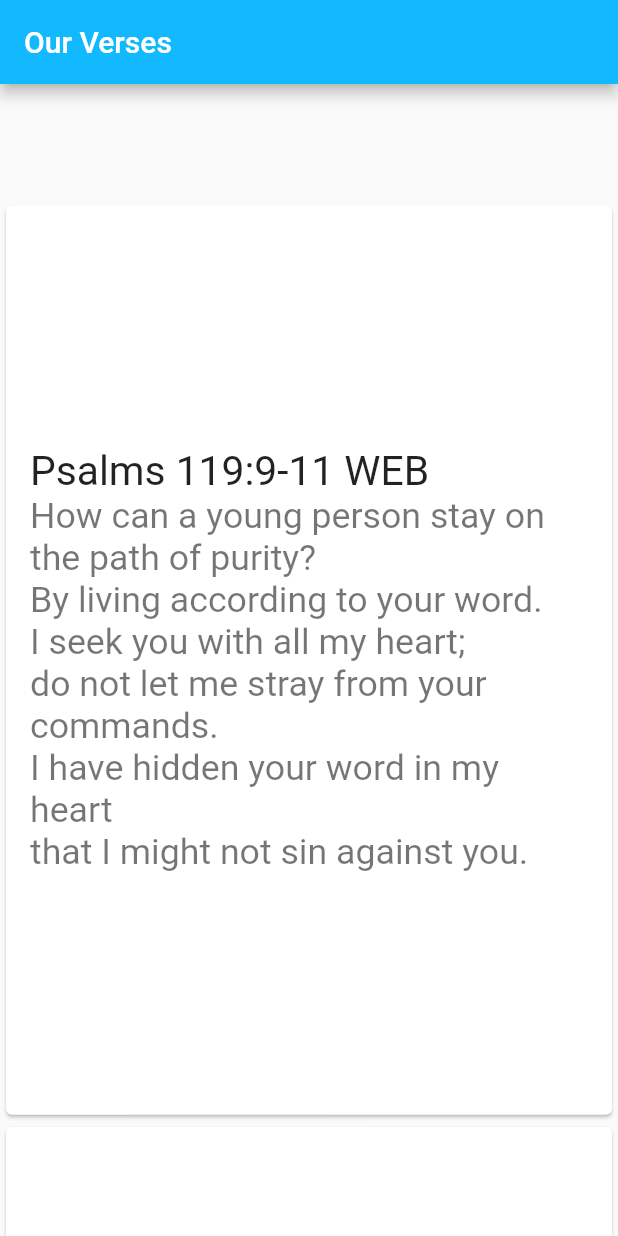
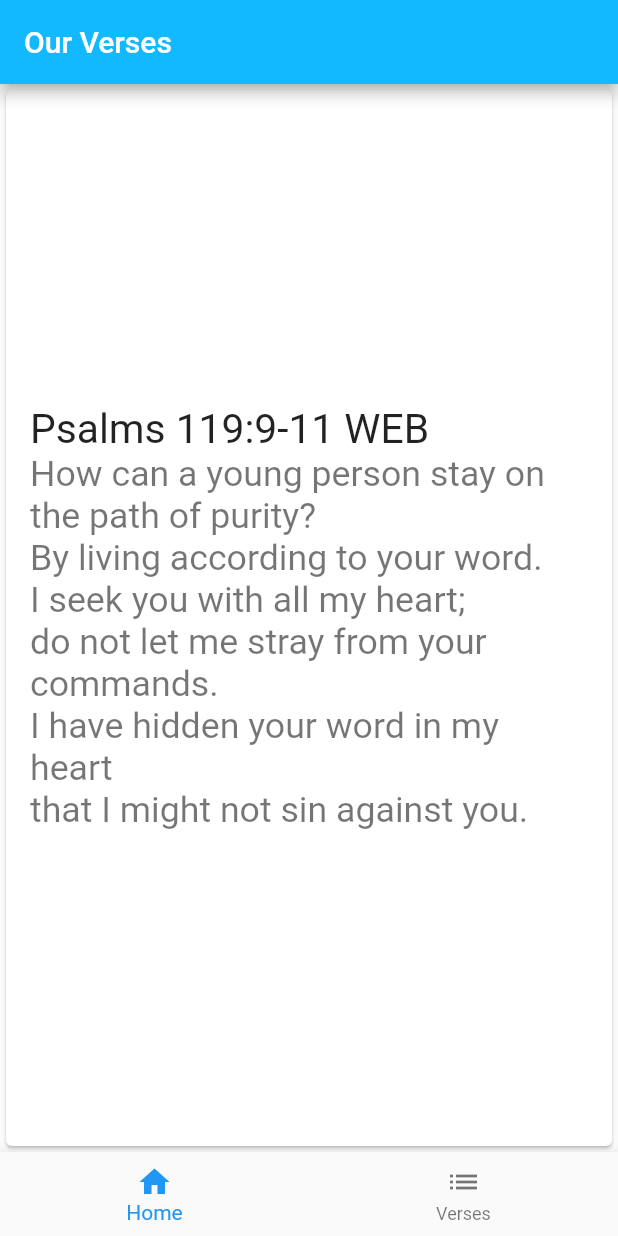
Before and after one commit to neiljaywarner/ourverses, a Flutter app: the screen it shows after launch, on a phone screen of 412 x 824 dp. Run offline on Flutter 3.47's test engine with Material 2 defaults, Android fonts, the light colour scheme and no system bars; our stand-ins replace bloc, firebase_core, flutter_bloc, flutter_hooks, hooks_riverpod; accounts and stored records are empty; generated files the repository leaves out were written again.

Commit message:
OUR-42 completes initial pass at bottom navigation with flutter hooks, added it as riverpod hooks because we will use riverpod very soon and lots of places.

```diff
--- a/lib/app/view/app.dart
+++ b/lib/app/view/app.dart
@@ -8,7 +8,7 @@
 import 'package:flutter/material.dart';
 import 'package:flutter_localizations/flutter_localizations.dart';
 import 'package:ourverses/l10n/l10n.dart';
-import 'package:ourverses/verse_screen/verse_screen.dart';
+import 'package:ourverses/home/home_screen.dart';
 
 class App extends StatelessWidget {
   const App({Key? key}) : super(key: key);
@@ -27,7 +27,7 @@ class App extends StatelessWidget {
         GlobalMaterialLocalizations.delegate,
       ],
       supportedLocales: AppLocalizations.supportedLocales,
-      home: VersesScreen(),
+      home: HomeScreen(),
     );
   }
 }
--- a/lib/verse_screen/verse_screen.dart
+++ b/lib/home/home_screen.dart
@@ -1,15 +1,44 @@
 
 import 'package:flutter/material.dart';
-class VersesScreen extends StatelessWidget {
-  VersesScreen({Key? key}) : super(key: key);
+import 'package:flutter_hooks/flutter_hooks.dart';
+import 'package:hooks_riverpod/hooks_riverpod.dart';
 
-  final PageController _controller = PageController(viewportFraction: 0.8);
+class HomeScreen extends HookConsumerWidget {
+  HomeScreen({Key? key}) : super(key: key);
+
+  final widgets = [const VersesPageViewWidget(),
+    const Center(child: Text('Placeholder for verse list'),),
+  ];
   @override
-  Widget build(BuildContext context) => Scaffold(
+  Widget build(BuildContext context, WidgetRef ref) {
+    final _selectedIndex = useState(0);
+
+    return Scaffold(
     appBar: AppBar(title: const Text('Our Verses'),),
-    body: PageView(
+    bottomNavigationBar: BottomNavigationBar(
+        items: const <BottomNavigationBarItem>[
+          BottomNavigationBarItem(icon: Icon(Icons.home), label: 'Home',),
+          BottomNavigationBarItem(icon: Icon(Icons.list), label: 'Verses',),
+        ],
+      currentIndex: _selectedIndex.value,
+      //selectedItemColor: Colors.amber[800],
+      onTap: (int selectedIndex) => _selectedIndex.value =  selectedIndex,
+    ),
+    body: widgets[_selectedIndex.value],
+  );
+  }
+}
+
+class VersesPageViewWidget extends StatelessWidget {
+  const VersesPageViewWidget({
+    Key? key,
+  }) : super(key: key);
+
+
+  @override
+  Widget build(BuildContext context) {
+    return PageView(
       scrollDirection: Axis.vertical,
-      controller:  _controller,
           onPageChanged: print,
           children: verses.map((e) =>
               Card(
@@ -17,8 +46,8 @@ class VersesScreen extends StatelessWidget {
                   ListTile(title: Text(e.reference, textScaleFactor: 1.7,),
                   subtitle: Text(e.text, textScaleFactor: 1.7,),),),
               ),).toList(),
-      ),
-  );
+      );
+  }
 }
 
 
--- a/pubspec.yaml
+++ b/pubspec.yaml
@@ -14,11 +14,14 @@ dependencies:
   flutter:
     sdk: flutter
 
-  flutter_bloc: ^8.0.0
+  flutter_bloc: ^8.0.0 # TODO: Remove later
   flutter_localizations:
     sdk: flutter
 
+  hooks_riverpod: ^1.0.3
+
   intl: ^0.17.0
+
 
 
 dev_dependencies:
```
Also changed, not shown: pubspec.lock, 1 other file.
